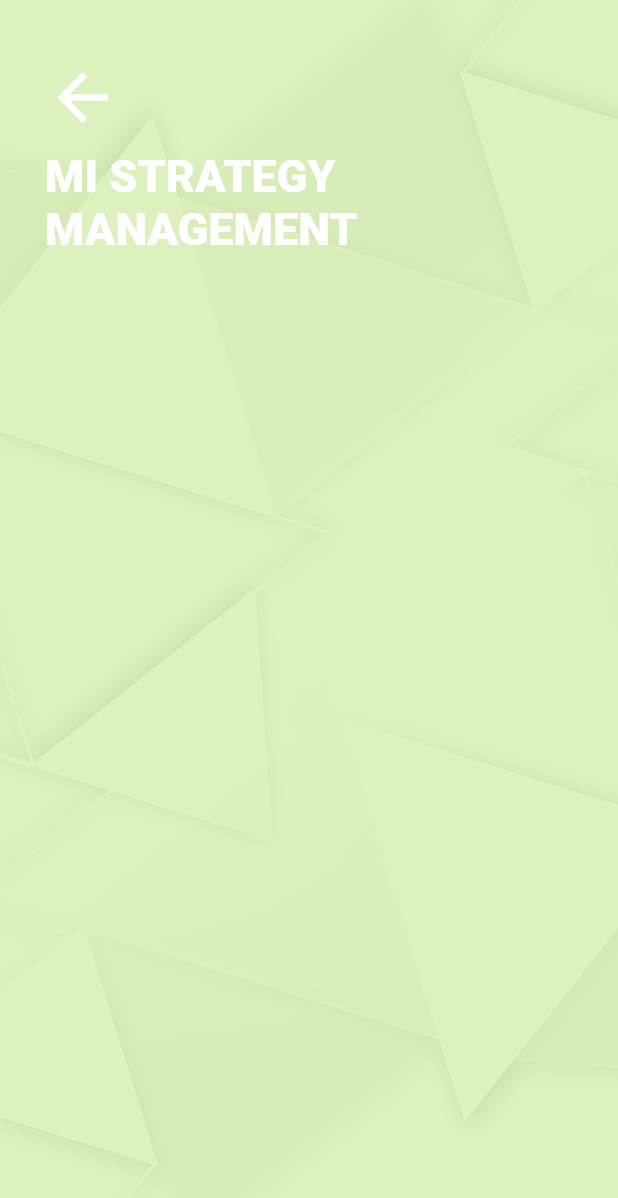
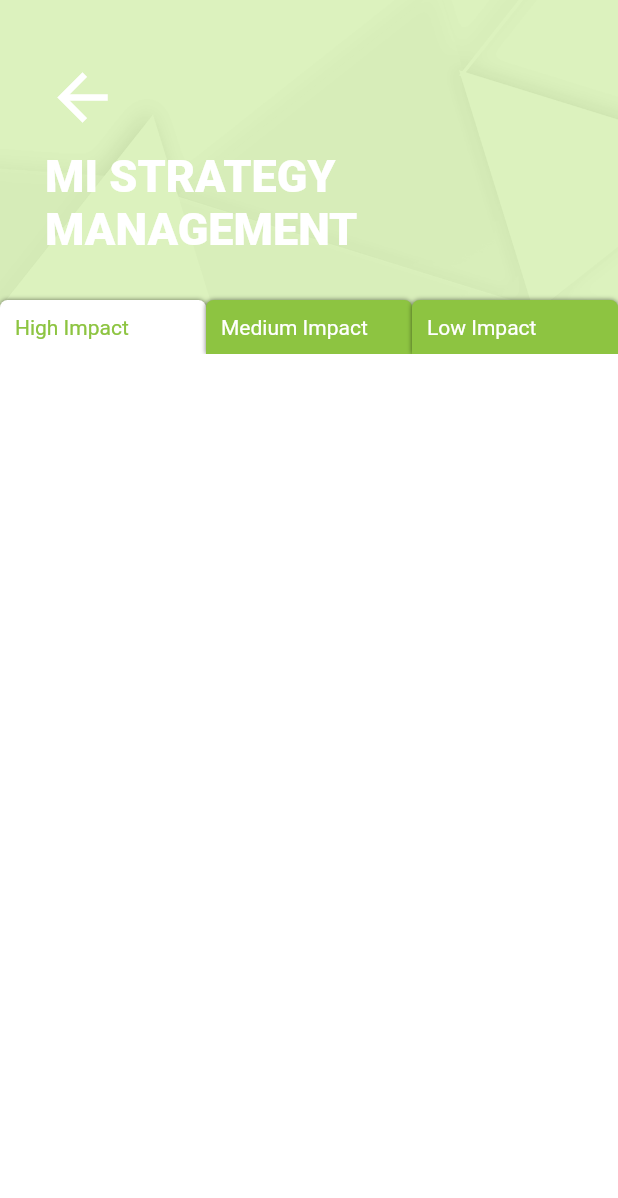
Before and after one commit to SonQBChau/brand_root_solution, a Flutter app: the MiStrategyPage screen opened directly, on a phone screen of 412 x 824 dp. Shown: the top 1198 px of the screen. Run offline on Flutter 3.47's test engine with Material 2 defaults, Android fonts, the phone set to English and light mode, and no system bars; missing offline and left inert: animator.

Commit message:
add stack tabs to mi strategy page

```diff
--- a/lib/main.dart
+++ b/lib/main.dart
@@ -19,20 +19,20 @@ class MyApp extends StatelessWidget {
         primarySwatch: Colors.blue,
       ),
 
-//      home: MenuPage(),
+      home: MiStrategyPage(),
 
 
-      home: ChangeNotifierProvider<IntroFormProvider>(
-        builder: (_) => IntroFormProvider(),
-          child: PageView(
-            scrollDirection: Axis.vertical,
-            children: <Widget>[
-              MyHomePage(),
-              CustomerInfoPage(),
-
-            ],
-          )
-      ),
+//      home: ChangeNotifierProvider<IntroFormProvider>(
+//        builder: (_) => IntroFormProvider(),
+//          child: PageView(
+//            scrollDirection: Axis.vertical,
+//            children: <Widget>[
+//              MyHomePage(),
+//              CustomerInfoPage(),
+//
+//            ],
+//          )
+//      ),
 
 
     );
--- a/lib/screens/mi_strategy_page.dart
+++ b/lib/screens/mi_strategy_page.dart
@@ -1,9 +1,13 @@
 import 'package:flutter/material.dart';
 import 'package:sale_form_demo/utils/app_color.dart';
+import 'package:sale_form_demo/utils/size_config.dart';
 
 class MiStrategyPage extends StatelessWidget {
   @override
   Widget build(BuildContext context) {
+    SizeConfig().init(context);
+    final double screeHeight = SizeConfig.safeAreaScreenHeight;
+    final double screenWidth = SizeConfig.safeAreaScreenWidth;
 
     return Scaffold(
       body: Container(
@@ -20,7 +24,7 @@ class MiStrategyPage extends StatelessWidget {
         child: Stack(
           children: <Widget>[
             Container(
-              padding: EdgeInsets.only(top: 40, left: 30),
+              padding: EdgeInsets.only(top: 40, left: 30, right: 30),
               child: Column(
                 crossAxisAlignment: CrossAxisAlignment.start,
                 children: <Widget>[
@@ -54,10 +58,92 @@ class MiStrategyPage extends StatelessWidget {
 
 
 
+                ],
+              ),
+            ),
+
+            Positioned(
+              top: 200,
+              width: screenWidth,
+              height: screeHeight-200 + 20,
+              child: Column(
+//                mainAxisSize: MainAxisSize.max,
+//                crossAxisAlignment: CrossAxisAlignment.stretch,
+                children: <Widget>[
+                  Row(
+                    mainAxisAlignment: MainAxisAlignment.spaceBetween,
+                    children: <Widget>[
+                      Expanded(
+                        child: Container(
+                          padding: EdgeInsets.symmetric(horizontal: 10, vertical: 10),
+                          decoration: BoxDecoration(
+                            color: Colors.white,
+                            borderRadius: new BorderRadius.only(
+                                topLeft: const Radius.circular(5.0), topRight: const Radius.circular(5.0)),
+                            boxShadow: [
+                              BoxShadow(
+                                color: Colors.black54,
+//                          offset: new Offset(5.0, 0.0),
+                                blurRadius: 2.0,
+                              )
+                            ],
+                          ),
+                          child: Text('High Impact',style: TextStyle(
+                            color: colorGreen,
+                          ),),
+                        ),
+                      ),
+                      Expanded(
+                        child: Container(
+                          padding: EdgeInsets.symmetric(horizontal: 10, vertical: 10),
+                          decoration: BoxDecoration(
+                            color: colorGreen,
+                            borderRadius: new BorderRadius.only(
+                                topLeft: const Radius.circular(5.0), topRight: const Radius.circular(5.0)),
+                            boxShadow: [
+                              BoxShadow(
+                                color: Colors.black54,
+//                          offset: new Offset(0.0, -4.0),
+                                blurRadius: 2.0,
+                              )
+                            ],
+                          ),
+                          child: Text('Medium Impact', style: TextStyle(color: Colors.white),),
+                        ),
+                      ),
+                      Expanded(
+                        child: Container(
+                          padding: EdgeInsets.symmetric(horizontal: 10, vertical: 10),
+                          decoration: BoxDecoration(
+                            color: colorGreen,
+                            borderRadius: new BorderRadius.only(
+                                topLeft: const Radius.circular(5.0), topRight: const Radius.circular(5.0)),
+                            boxShadow: [
+                              BoxShadow(
+                                color: Colors.black54,
+//                          offset: new Offset(0.0, -4.0),
+                                blurRadius: 2.0,
+                              )
+                            ],
+                          ),
+                          child: Text('Low Impact', style: TextStyle(color: Colors.white),),
+                        ),
+                      ),
+                    ],
+                  ),
+
+                  Expanded(
+                    child: Container(
+                      color: Colors.white,
+
+                    ),
+                  ),
 
                 ],
               ),
             ),
+
+
           ],
         ),
       ),
```
